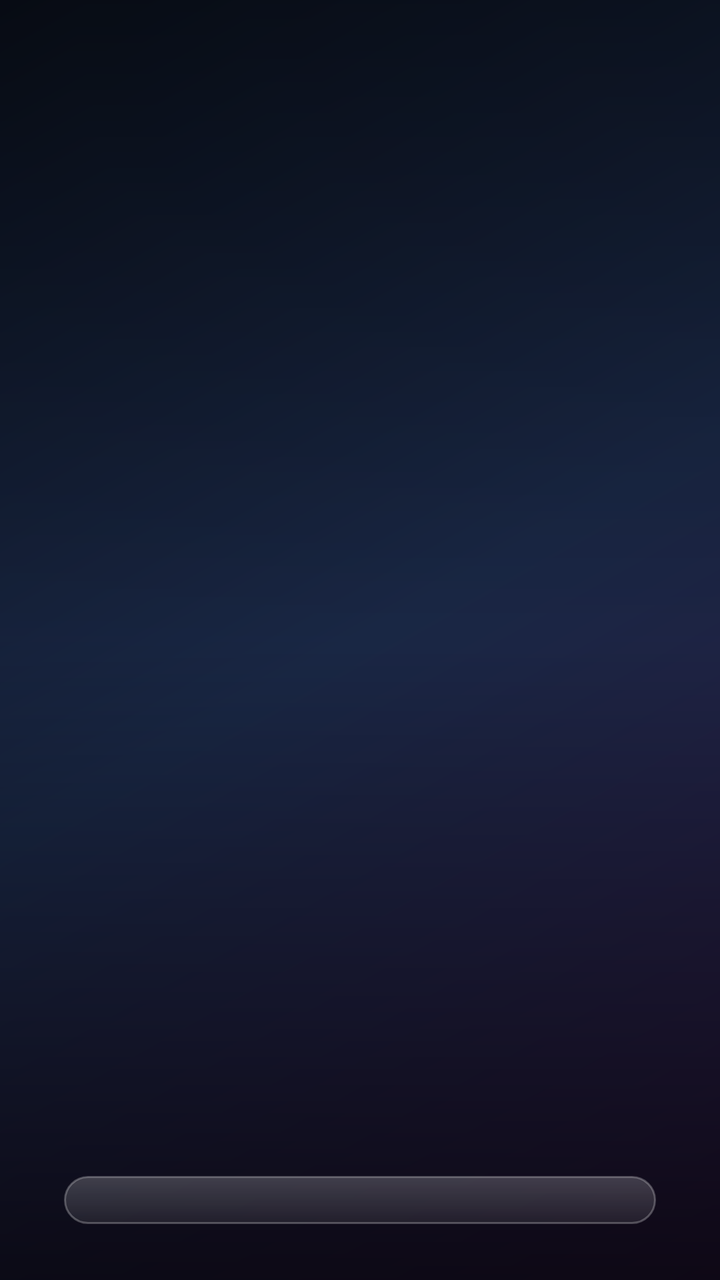
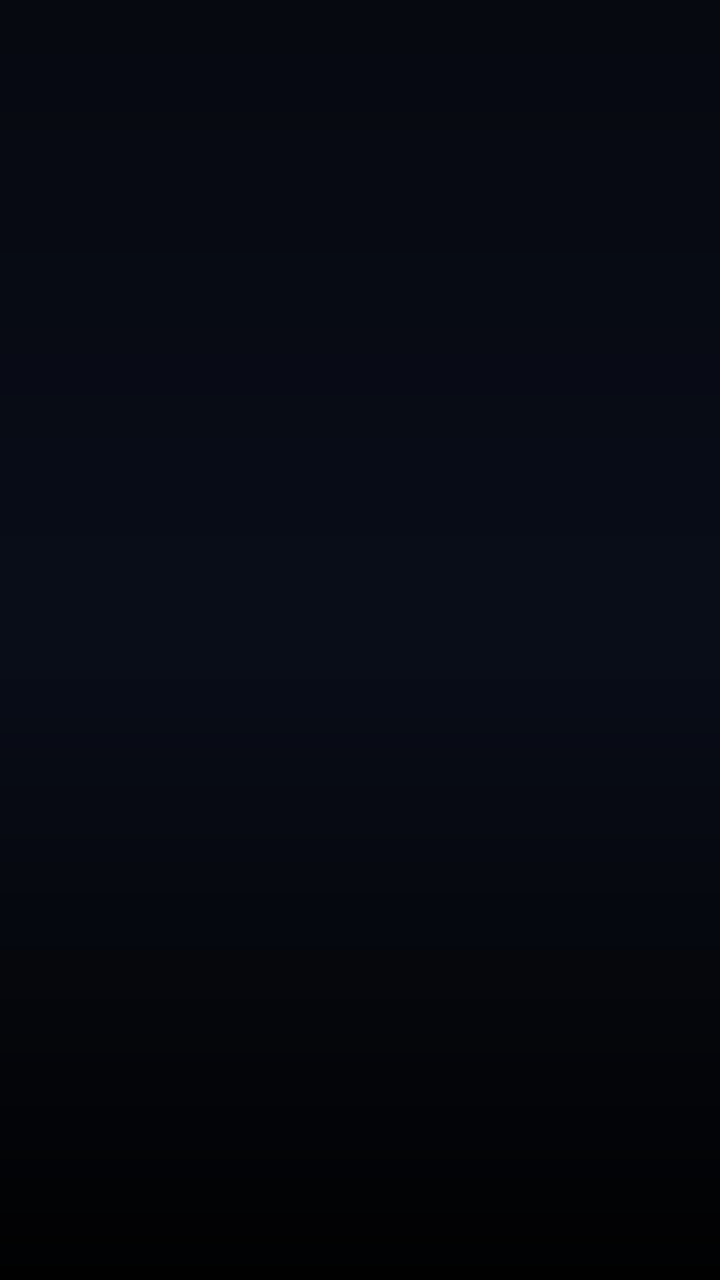

Screens rendered from an Android XML layout before and after an edit, with the pre-edit source and the edit as a unified diff.
<!-- AndroidManifest.xml: application theme Theme.DavidLauncher -->
<!-- res/layout/activity_main.xml -->
<?xml version="1.0" encoding="utf-8"?>
<FrameLayout xmlns:android="http://schemas.android.com/apk/res/android"
    android:layout_width="match_parent"
    android:layout_height="match_parent"
    android:background="@drawable/bg_fallback">

    
    <ImageView
        android:id="@+id/wallFront"
        android:layout_width="match_parent"
        android:layout_height="match_parent"
        android:importantForAccessibility="no"
        android:scaleType="centerCrop" />

    <ImageView
        android:id="@+id/wallBack"
        android:layout_width="match_parent"
        android:layout_height="match_parent"
        android:alpha="0"
        android:importantForAccessibility="no"
        android:scaleType="centerCrop" />

    
    <TextureView
        android:id="@+id/wallVideo"
        android:layout_width="match_parent"
        android:layout_height="match_parent"
        android:alpha="0"
        android:importantForAccessibility="no" />

    
    <View
        android:id="@+id/scrim"
        android:layout_width="match_parent"
        android:layout_height="match_parent"
        android:background="@drawable/scrim" />

    
    <include layout="@layout/widgets_header" />

    
    <include layout="@layout/widgets_showcase" />

    
    <ScrollView
        android:id="@+id/dockScroll"
        android:layout_width="match_parent"
        android:layout_height="wrap_content"
        android:layout_gravity="bottom"
        android:layout_marginStart="32dp"
        android:layout_marginEnd="32dp"
        android:layout_marginBottom="28dp"
        android:background="@drawable/bg_glass"
        android:clipToPadding="false"
        android:fadingEdgeLength="36dp"
        android:overScrollMode="never"
        android:requiresFadingEdge="vertical"
        android:scrollbars="none">

        <LinearLayout
            android:id="@+id/dock"
            android:layout_width="match_parent"
            android:layout_height="wrap_content"
            android:clipChildren="false"
            android:clipToPadding="false"
            android:orientation="vertical"
            android:paddingTop="12dp"
            android:paddingBottom="12dp" />
    </ScrollView>

    
    <TextView
        android:id="@+id/moveHint"
        android:layout_width="wrap_content"
        android:layout_height="wrap_content"
        android:layout_gravity="bottom|center_horizontal"
        android:layout_marginBottom="270dp"
        android:paddingStart="26dp"
        android:paddingTop="12dp"
        android:paddingEnd="26dp"
        android:paddingBottom="12dp"
        android:textColor="#FFFFFF"
        android:textSize="18sp"
        android:visibility="gone" />

    
    <TextView
        android:id="@+id/cleanHint"
        android:layout_width="wrap_content"
        android:layout_height="wrap_content"
        android:layout_gravity="bottom|center_horizontal"
        android:layout_marginBottom="34dp"
        android:alpha="0"
        android:shadowColor="#99000000"
        android:shadowDy="1"
        android:shadowRadius="8"
        android:text="@string/clean_hint"
        android:textColor="#CCFFFFFF"
        android:textSize="16sp" />

    
    <LinearLayout
        android:id="@+id/greeting"
        android:layout_width="match_parent"
        android:layout_height="match_parent"
        android:alpha="0"
        android:background="#99000000"
        android:gravity="center"
        android:orientation="vertical"
        android:visibility="gone">

        <TextView
            android:id="@+id/welcomeText"
            android:layout_width="wrap_content"
            android:layout_height="wrap_content"
            android:fontFamily="sans-serif-light"
            android:gravity="center"
            android:shadowColor="#99000000"
            android:shadowDy="3"
            android:shadowRadius="16"
            android:text="@string/welcome"
            android:textColor="#FFFFFF"
            android:textSize="60sp" />

        <View
            android:id="@+id/welcomeLine"
            android:layout_width="120dp"
            android:layout_height="3dp"
            android:layout_marginTop="18dp"
            android:background="#FFFFFF" />
    </LinearLayout>
</FrameLayout>
<!-- res/layout/widgets_header.xml (included above) -->
<?xml version="1.0" encoding="utf-8"?>
<FrameLayout xmlns:android="http://schemas.android.com/apk/res/android"
    android:id="@+id/header"
    android:layout_width="match_parent"
    android:layout_height="wrap_content"
    android:clipChildren="false"
    android:paddingStart="64dp"
    android:paddingTop="32dp"
    android:paddingEnd="64dp">

    <LinearLayout
        android:layout_width="wrap_content"
        android:layout_height="wrap_content"
        android:layout_gravity="top|start"
        android:orientation="vertical">

        <TextView
            android:id="@+id/clock"
            android:layout_width="wrap_content"
            android:layout_height="wrap_content"
            android:includeFontPadding="false"
            android:shadowColor="#99000000"
            android:shadowDy="2"
            android:shadowRadius="10"
            android:textColor="#FFFFFF"
            android:textSize="56sp" />

        <TextView
            android:id="@+id/date"
            android:layout_width="wrap_content"
            android:layout_height="wrap_content"
            android:layout_marginTop="4dp"
            android:shadowColor="#99000000"
            android:shadowDy="1"
            android:shadowRadius="8"
            android:textColor="#E6FFFFFF"
            android:textSize="19sp" />

        
        <FrameLayout
            android:id="@+id/chipHolder"
            android:layout_width="wrap_content"
            android:layout_height="wrap_content"
            android:layout_marginTop="14dp" />
    </LinearLayout>

    <LinearLayout
        android:layout_width="wrap_content"
        android:layout_height="wrap_content"
        android:layout_gravity="top|end"
        android:gravity="end"
        android:orientation="vertical">

        <TextView
            android:id="@+id/greetingLine"
            android:layout_width="wrap_content"
            android:layout_height="wrap_content"
            android:shadowColor="#99000000"
            android:shadowDy="2"
            android:shadowRadius="10"
            android:textColor="#FFFFFF"
            android:textSize="26sp" />

        <include
            layout="@layout/widget_weather_card"
            android:layout_width="wrap_content"
            android:layout_height="wrap_content"
            android:layout_marginTop="14dp" />
    </LinearLayout>
</FrameLayout>
<!-- res/layout/widgets_showcase.xml (included above) -->
<?xml version="1.0" encoding="utf-8"?>
<LinearLayout xmlns:android="http://schemas.android.com/apk/res/android"
    android:id="@+id/showcase"
    android:layout_width="match_parent"
    android:layout_height="match_parent"
    android:alpha="0"
    android:gravity="center"
    android:orientation="vertical"
    android:paddingBottom="12dp"
    android:visibility="gone">

    <TextView
        android:id="@+id/clock"
        android:layout_width="wrap_content"
        android:layout_height="wrap_content"
        android:gravity="center"
        android:includeFontPadding="false"
        android:shadowColor="#99000000"
        android:shadowDy="3"
        android:shadowRadius="14"
        android:textColor="#FFFFFF"
        android:textSize="56sp" />

    <TextView
        android:id="@+id/date"
        android:layout_width="wrap_content"
        android:layout_height="wrap_content"
        android:layout_marginTop="6dp"
        android:gravity="center"
        android:shadowColor="#99000000"
        android:shadowDy="2"
        android:shadowRadius="10"
        android:textColor="#E6FFFFFF"
        android:textSize="22sp" />

    <TextView
        android:id="@+id/greetingLine"
        android:layout_width="wrap_content"
        android:layout_height="wrap_content"
        android:layout_marginTop="8dp"
        android:gravity="center"
        android:shadowColor="#99000000"
        android:shadowDy="2"
        android:shadowRadius="10"
        android:textColor="#FFFFFF"
        android:textSize="26sp" />

    <LinearLayout
        android:id="@+id/showcaseCards"
        android:layout_width="wrap_content"
        android:layout_height="wrap_content"
        android:layout_marginTop="26dp"
        android:gravity="center_vertical"
        android:orientation="horizontal">

        <include
            layout="@layout/widget_weather_card"
            android:layout_width="wrap_content"
            android:layout_height="wrap_content" />
    </LinearLayout>
</LinearLayout>
<!-- res/layout/widget_weather_card.xml (included above) -->
<?xml version="1.0" encoding="utf-8"?>
<LinearLayout xmlns:android="http://schemas.android.com/apk/res/android"
    android:id="@+id/weatherCard"
    android:layout_width="wrap_content"
    android:layout_height="wrap_content"
    android:gravity="center_vertical"
    android:orientation="horizontal"
    android:paddingStart="18dp"
    android:paddingTop="12dp"
    android:paddingEnd="22dp"
    android:paddingBottom="12dp"
    android:visibility="gone">

    <dev.davidcevallos.launchertv.WeatherIconView
        android:id="@+id/weatherIcon"
        android:layout_width="64dp"
        android:layout_height="64dp" />

    <TextView
        android:id="@+id/weatherTemp"
        android:layout_width="wrap_content"
        android:layout_height="wrap_content"
        android:layout_marginStart="8dp"
        android:fontFamily="sans-serif-light"
        android:includeFontPadding="false"
        android:textColor="#FFFFFF"
        android:textSize="46sp" />

    <LinearLayout
        android:layout_width="wrap_content"
        android:layout_height="wrap_content"
        android:layout_marginStart="16dp"
        android:orientation="vertical">

        <TextView
            android:id="@+id/weatherCond"
            android:layout_width="wrap_content"
            android:layout_height="wrap_content"
            android:fontFamily="sans-serif-medium"
            android:textColor="#FFFFFF"
            android:textSize="18sp" />

        <TextView
            android:id="@+id/weatherRange"
            android:layout_width="wrap_content"
            android:layout_height="wrap_content"
            android:textColor="#E6FFFFFF"
            android:textSize="15sp" />

        <TextView
            android:id="@+id/weatherExtra"
            android:layout_width="wrap_content"
            android:layout_height="wrap_content"
            android:textColor="#B3FFFFFF"
            android:textSize="14sp" />
    </LinearLayout>
</LinearLayout>
<!-- resources referenced by this layout -->
<resources>
  <!-- drawable bg_fallback (drawable) -->
  <?xml version="1.0" encoding="utf-8"?>
  <shape xmlns:android="http://schemas.android.com/apk/res/android">
      <gradient android:angle="315" android:startColor="#0B1220" android:centerColor="#1B2A4A" android:endColor="#2E1A47" />
  </shape>
  <!-- drawable bg_glass (drawable) -->
  <?xml version="1.0" encoding="utf-8"?>
  <shape xmlns:android="http://schemas.android.com/apk/res/android" android:shape="rectangle">
      <gradient android:angle="270" android:startColor="#33FFFFFF" android:endColor="#14FFFFFF" />
      <corners android:radius="28dp" />
      <stroke android:width="1dp" android:color="#40FFFFFF" />
  </shape>
  <!-- drawable scrim (drawable) -->
  <?xml version="1.0" encoding="utf-8"?>
  <shape xmlns:android="http://schemas.android.com/apk/res/android">
      <gradient android:angle="90" android:startColor="#B3000000" android:centerColor="#14000000" android:endColor="#66000000" />
  </shape>
  <string name="clean_hint">Pulsa cualquier botón para abrir el menú</string>
  <string name="welcome">Bienvenido, mi rey David</string>
  <style name="Theme.DavidLauncher" parent="@android:style/Theme.Material.NoActionBar.Fullscreen">
          <item name="android:windowBackground">@drawable/bg_fallback</item>
          <item name="android:windowShowWallpaper">false</item>
          <item name="android:windowAnimationStyle">@null</item>
          <item name="android:colorAccent">#FFFFFF</item>
      </style>
</resources>

<!-- the commit's change to res/layout/activity_main.xml (unified diff, before → after) -->
@@ -2,7 +2,7 @@
 <FrameLayout xmlns:android="http://schemas.android.com/apk/res/android"
     android:layout_width="match_parent"
     android:layout_height="match_parent"
-    android:background="@drawable/bg_fallback">
+    android:background="@drawable/bg_solid">
 
     
     <ImageView
@@ -21,12 +21,12 @@
         android:scaleType="centerCrop" />
 
     
-    <TextureView
+    <SurfaceView
         android:id="@+id/wallVideo"
         android:layout_width="match_parent"
         android:layout_height="match_parent"
-        android:alpha="0"
-        android:importantForAccessibility="no" />
+        android:importantForAccessibility="no"
+        android:visibility="gone" />
 
     
     <View
@@ -47,14 +47,9 @@
         android:layout_width="match_parent"
         android:layout_height="wrap_content"
         android:layout_gravity="bottom"
-        android:layout_marginStart="32dp"
-        android:layout_marginEnd="32dp"
-        android:layout_marginBottom="28dp"
-        android:background="@drawable/bg_glass"
+        android:layout_marginBottom="20dp"
         android:clipToPadding="false"
-        android:fadingEdgeLength="36dp"
         android:overScrollMode="never"
-        android:requiresFadingEdge="vertical"
         android:scrollbars="none">
 
         <LinearLayout
@@ -91,9 +86,6 @@
         android:layout_gravity="bottom|center_horizontal"
         android:layout_marginBottom="34dp"
         android:alpha="0"
-        android:shadowColor="#99000000"
-        android:shadowDy="1"
-        android:shadowRadius="8"
         android:text="@string/clean_hint"
         android:textColor="#CCFFFFFF"
         android:textSize="16sp" />
@@ -115,9 +107,6 @@
             android:layout_height="wrap_content"
             android:fontFamily="sans-serif-light"
             android:gravity="center"
-            android:shadowColor="#99000000"
-            android:shadowDy="3"
-            android:shadowRadius="16"
             android:text="@string/welcome"
             android:textColor="#FFFFFF"
             android:textSize="60sp" />
@@ -152,9 +141,6 @@
             android:layout_width="wrap_content"
             android:layout_height="wrap_content"
             android:includeFontPadding="false"
-            android:shadowColor="#99000000"
-            android:shadowDy="2"
-            android:shadowRadius="10"
             android:textColor="#FFFFFF"
             android:textSize="56sp" />
 
@@ -163,9 +149,6 @@
             android:layout_width="wrap_content"
             android:layout_height="wrap_content"
             android:layout_marginTop="4dp"
-            android:shadowColor="#99000000"
-            android:shadowDy="1"
-            android:shadowRadius="8"
             android:textColor="#E6FFFFFF"
             android:textSize="19sp" />
 
@@ -188,9 +171,6 @@
             android:id="@+id/greetingLine"
             android:layout_width="wrap_content"
             android:layout_height="wrap_content"
-            android:shadowColor="#99000000"
-            android:shadowDy="2"
-            android:shadowRadius="10"
             android:textColor="#FFFFFF"
             android:textSize="26sp" />
 
@@ -219,9 +199,6 @@
         android:layout_height="wrap_content"
         android:gravity="center"
         android:includeFontPadding="false"
-        android:shadowColor="#99000000"
-        android:shadowDy="3"
-        android:shadowRadius="14"
         android:textColor="#FFFFFF"
         android:textSize="56sp" />
 
@@ -231,9 +208,6 @@
         android:layout_height="wrap_content"
         android:layout_marginTop="6dp"
         android:gravity="center"
-        android:shadowColor="#99000000"
-        android:shadowDy="2"
-        android:shadowRadius="10"
         android:textColor="#E6FFFFFF"
         android:textSize="22sp" />
 
@@ -243,9 +217,6 @@
         android:layout_height="wrap_content"
         android:layout_marginTop="8dp"
         android:gravity="center"
-        android:shadowColor="#99000000"
-        android:shadowDy="2"
-        android:shadowRadius="10"
         android:textColor="#FFFFFF"
         android:textSize="26sp" />
 
<!-- resource entries referenced after the edit -->
@@ -1,26 +1,24 @@
 <!-- resources referenced by this layout -->
 <resources>
-  <!-- drawable bg_fallback (drawable) -->
+  <!-- drawable bg_solid (drawable) -->
   <?xml version="1.0" encoding="utf-8"?>
   <shape xmlns:android="http://schemas.android.com/apk/res/android">
-      <gradient android:angle="315" android:startColor="#0B1220" android:centerColor="#1B2A4A" android:endColor="#2E1A47" />
-  </shape>
-  <!-- drawable bg_glass (drawable) -->
-  <?xml version="1.0" encoding="utf-8"?>
-  <shape xmlns:android="http://schemas.android.com/apk/res/android" android:shape="rectangle">
-      <gradient android:angle="270" android:startColor="#33FFFFFF" android:endColor="#14FFFFFF" />
-      <corners android:radius="28dp" />
-      <stroke android:width="1dp" android:color="#40FFFFFF" />
+      <solid android:color="#0A0F1C" />
   </shape>
   <!-- drawable scrim (drawable) -->
   <?xml version="1.0" encoding="utf-8"?>
   <shape xmlns:android="http://schemas.android.com/apk/res/android">
-      <gradient android:angle="90" android:startColor="#B3000000" android:centerColor="#14000000" android:endColor="#66000000" />
+      <gradient
+          android:angle="90"
+          android:centerColor="#26000000"
+          android:centerY="0.5"
+          android:endColor="#73000000"
+          android:startColor="#F2000000" />
   </shape>
   <string name="clean_hint">Pulsa cualquier botón para abrir el menú</string>
   <string name="welcome">Bienvenido, mi rey David</string>
   <style name="Theme.DavidLauncher" parent="@android:style/Theme.Material.NoActionBar.Fullscreen">
-          <item name="android:windowBackground">@drawable/bg_fallback</item>
+          <item name="android:windowBackground">@drawable/bg_solid</item>
           <item name="android:windowShowWallpaper">false</item>
           <item name="android:windowAnimationStyle">@null</item>
           <item name="android:colorAccent">#FFFFFF</item>
